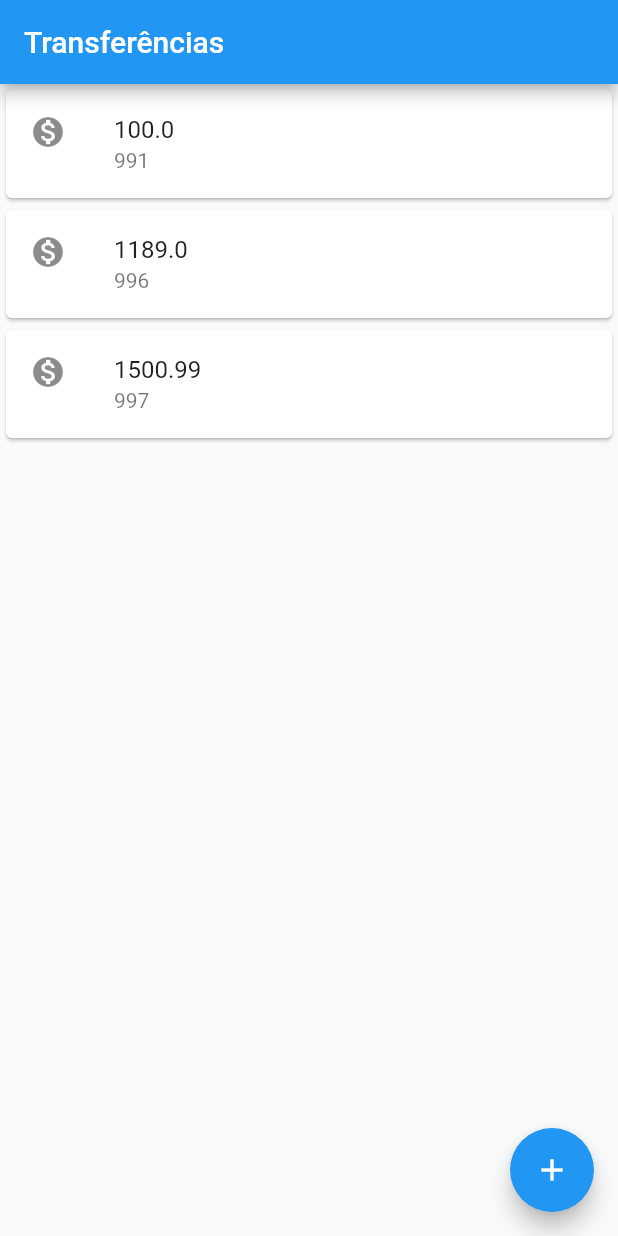
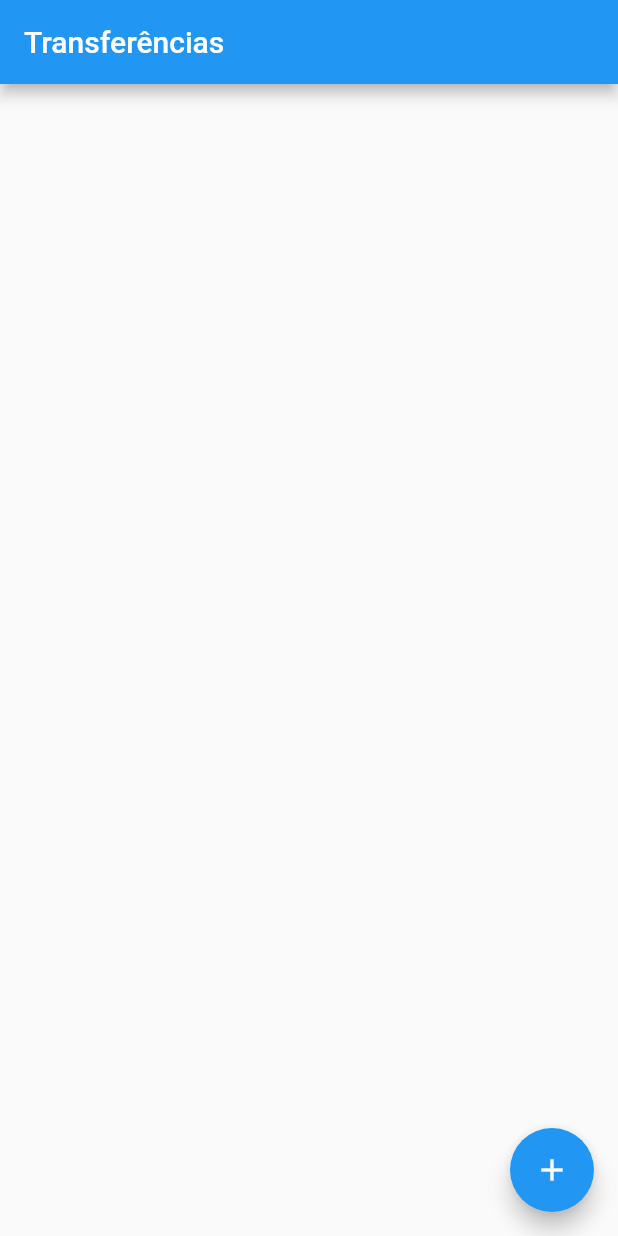
Before and after one commit to uires/bytebank-flutter, a Flutter app: the screen it shows after launch, on a phone screen of 412 x 824 dp. Run offline on Flutter 3.47's test engine with Material 2 defaults, Android fonts, the phone set to English and light mode, and no system bars; missing offline and left inert: dart:ffi.

```diff
--- a/lib/main.dart
+++ b/lib/main.dart
@@ -94,16 +94,18 @@ class Editor extends StatelessWidget {
 
 class ListaTransferencia extends StatelessWidget {
 
+  final List<Transferencia> _transferencias = List();
+
   @override
   Widget build(BuildContext context) {
 
    return Scaffold(
-        body: Column(
-          children: <Widget>[
-            ItemTransferencia(Transferencia(100.00, 991)),
-            ItemTransferencia(Transferencia(1189.00, 996)),
-            ItemTransferencia(Transferencia(1500.99, 997))
-          ]
+        body: ListView.builder(
+          itemCount: this._transferencias.length,
+          itemBuilder: (context, indice) {
+            final transferencia = this._transferencias[indice];
+            return ItemTransferencia(transferencia);
+          },
         ),
         floatingActionButton: FloatingActionButton(
           child: Icon(Icons.add),
@@ -117,6 +119,7 @@ class ListaTransferencia extends StatelessWidget {
             );
             future.then((transferenciaRecebida) {
               debugPrint('$transferenciaRecebida');
+              this._transferencias.add(transferenciaRecebida);
             });
           },
         ),
```
